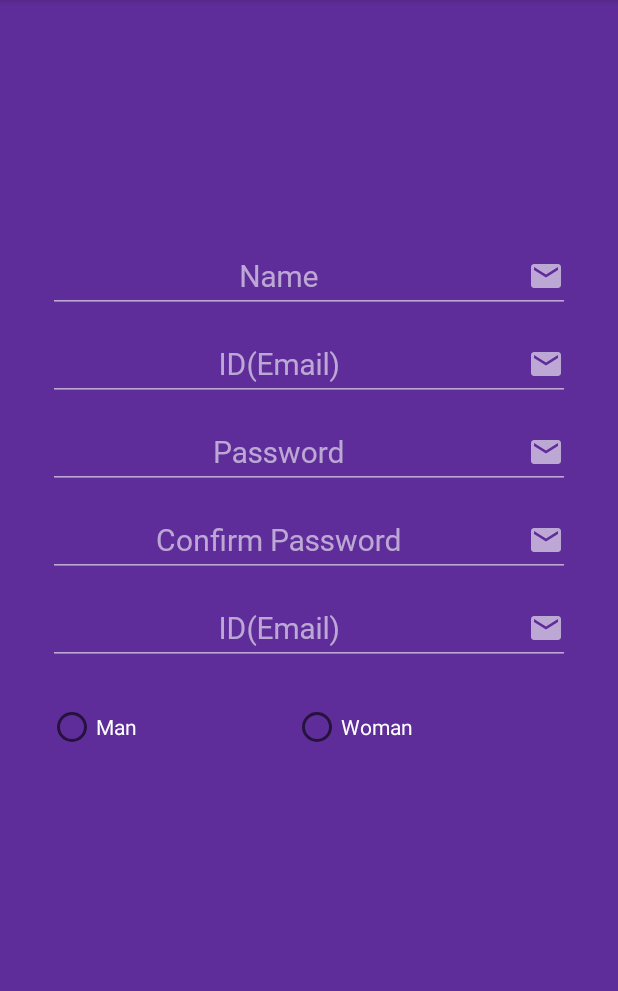
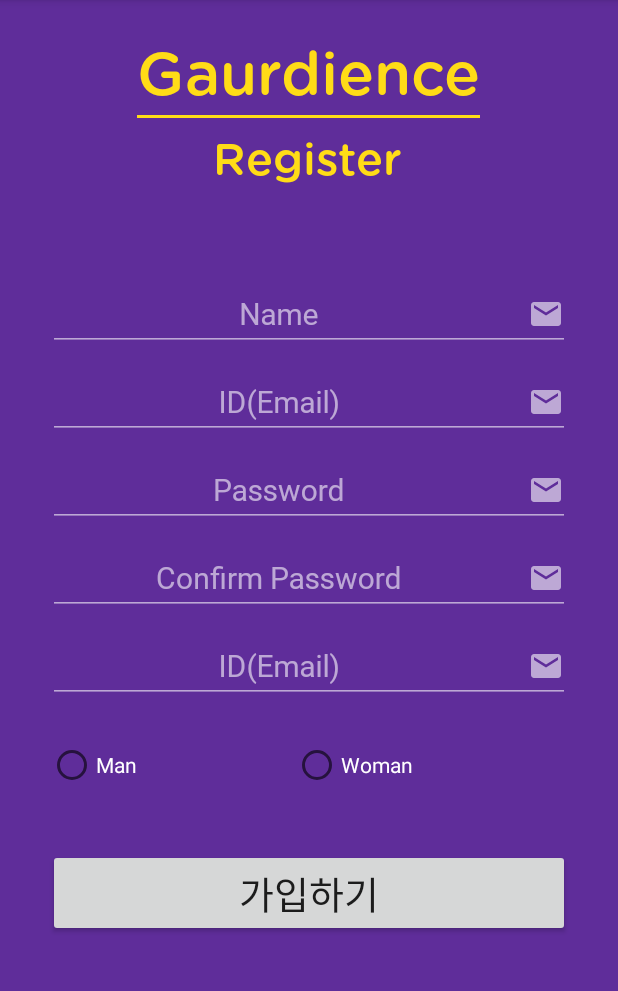
Before and after one commit to mingun0112/2021Gyeongsothon, an Android app: the RegisterActivity screen opened directly, with no data from a screen before it, on a phone screen of 412 x 824 dp, the part 84-1075 px from its top. Run offline under Robolectric (Android 15) with nearby library versions, the phone set to English and light mode, and no system bars.

Commit message:
register

```diff
--- a/LoginUI-Android-master/app/src/main/res/layout/activity_register.xml
+++ b/LoginUI-Android-master/app/src/main/res/layout/activity_register.xml
@@ -1,5 +1,5 @@
 <?xml version="1.0" encoding="utf-8"?>
-<RelativeLayout xmlns:android="http://schemas.android.com/apk/res/android"
+<LinearLayout xmlns:android="http://schemas.android.com/apk/res/android"
     xmlns:tools="http://schemas.android.com/tools"
     android:layout_width="match_parent"
     android:layout_height="match_parent"
@@ -8,16 +8,57 @@
     tools:context=".RegisterActivity">
 
     <LinearLayout
+    android:layout_width="match_parent"
+    android:layout_height="wrap_content"
+    android:orientation="vertical"
+    android:background="#5f2d9a">
 
+    <LinearLayout
+        android:layout_width="wrap_content"
+        android:layout_height="wrap_content"
+        android:layout_gravity="center"
+        android:orientation="vertical">
+
+        <TextView
+            android:id="@+id/textView"
+            android:layout_width="wrap_content"
+            android:layout_height="match_parent"
+            android:layout_marginTop="20dp"
+            android:fontFamily="@font/gotham"
+            android:text="Gaurdience"
+            android:textColor="#ffdc17"
+            android:textSize="40sp" />
+
+        <View
+            android:layout_width="match_parent"
+            android:layout_height="2dp"
+            android:layout_marginTop="2dp"
+            android:background="#ffdc17" />
+
+        <TextView
+
+            android:layout_width="wrap_content"
+            android:layout_height="match_parent"
+            android:layout_marginTop="5dp"
+            android:fontFamily="@font/gotham"
+            android:layout_gravity="center"
+            android:text="Register"
+            android:textColor="#ffdc17"
+            android:textSize="30sp" />
+
+    </LinearLayout>
+
+        <LinearLayout
         android:layout_width="match_parent"
         android:layout_height="match_parent"
         android:layout_alignParentBottom="true"
         android:layout_centerHorizontal="true"
-        android:layout_marginTop="150dp"
+        android:layout_marginTop="50dp"
         android:layout_marginBottom="32dp"
         android:orientation="vertical"
         android:paddingLeft="32dp"
         android:paddingRight="32dp">
+
 
         <com.google.android.material.textfield.TextInputLayout
             android:layout_width="match_parent"
@@ -26,6 +67,7 @@
             android:theme="@style/EditScreenTextInputLayoutStyle">
 
             <EditText
+                android:id="@+id/res_name"
                 android:importantForAutofill="no"
                 tools:targetApi="o"
                 android:layout_width="match_parent"
@@ -48,6 +90,7 @@
             android:theme="@style/EditScreenTextInputLayoutStyle">
 
             <EditText
+                android:id="@+id/res_id"
                 android:importantForAutofill="no"
                 tools:targetApi="o"
                 android:layout_width="match_parent"
@@ -73,6 +116,7 @@
             android:theme="@style/EditScreenTextInputLayoutStyle">
 
             <EditText
+                android:id="@+id/res_pw"
                 android:importantForAutofill="no"
                 tools:targetApi="o"
                 android:layout_width="match_parent"
@@ -163,5 +207,15 @@
 
 
         </RadioGroup>
+            <Button
+                android:layout_marginTop="40dp"
+                android:layout_width="match_parent"
+                android:layout_height="wrap_content"
+                android:text="가입하기"
+                android:textSize="25sp"
+                ></Button>
+
+
     </LinearLayout>
-</RelativeLayout>
+</LinearLayout>
+</LinearLayout>
```
